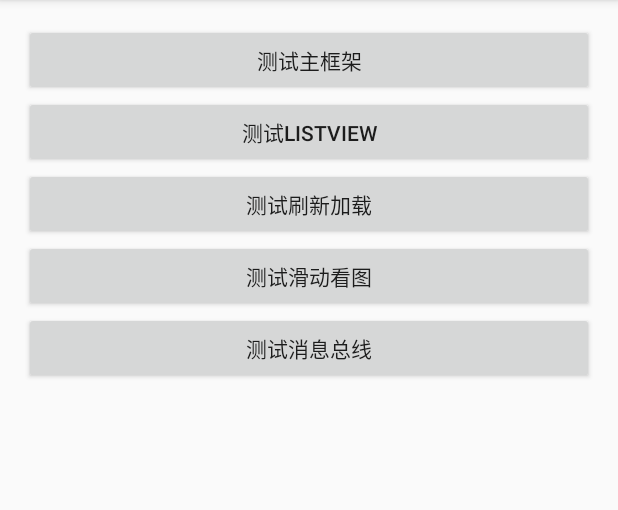
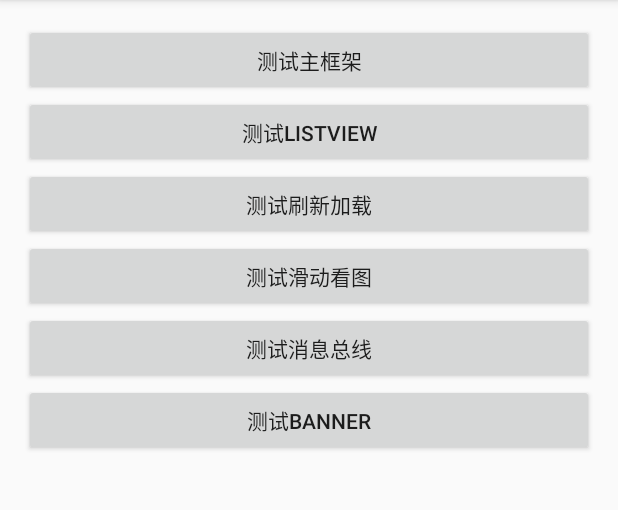
Before and after one commit to da-dadadada/AndroidBase, an Android app: the screen it shows after launch (TestActivity), on a phone screen of 412 x 824 dp, the part 84-594 px from its top. Run offline under Robolectric (Android 15) with nearby library versions, the phone set to English and light mode, and no system bars.

Commit message:
添加一个简单的banner TODO分离图片库

```diff
--- a/app/src/main/java/com/lht/androidbase/TestActivity.java
+++ b/app/src/main/java/com/lht/androidbase/TestActivity.java
@@ -4,7 +4,6 @@ import android.app.Activity;
 import android.content.Intent;
 import android.support.v7.app.AppCompatActivity;
 import android.os.Bundle;
-import android.util.Log;
 import android.view.View;
 import android.view.ViewGroup;
 import android.widget.LinearLayout;
@@ -13,6 +12,7 @@ import com.lht.androidbase.activity.ExampleListActivity;
 import com.lht.androidbase.activity.asyncprotected.MainActivity;
 import com.lht.androidbase.test.TestBusActivity;
 import com.lht.androidbase.test.TestPtrListActivity;
+import com.lht.androidbase.test.testbanner.TestBannerActivity;
 
 public class TestActivity extends AppCompatActivity implements View.OnClickListener {
 
@@ -55,6 +55,10 @@ public class TestActivity extends AppCompatActivity implements View.OnClickListe
                 break;
             case R.id.test_ptr:
                 start(TestPtrListActivity.class);
+                break;
+            case R.id.test_banner:
+                start(TestBannerActivity.class);
+                break;
             default:
                 break;
         }
--- a/app/src/main/res/layout/activity_test.xml
+++ b/app/src/main/res/layout/activity_test.xml
@@ -7,7 +7,7 @@
     android:paddingLeft="@dimen/activity_horizontal_margin"
     android:paddingRight="@dimen/activity_horizontal_margin"
     android:paddingTop="@dimen/activity_vertical_margin"
-    tools:context="com.lht.androidbase.TestActivity">
+    tools:context=".TestActivity">
 
     <ScrollView
         android:layout_width="match_parent"
@@ -49,6 +49,12 @@
                 android:layout_height="wrap_content"
                 android:text="测试消息总线" />
 
+            <Button
+                android:id="@+id/test_banner"
+                android:layout_width="match_parent"
+                android:layout_height="wrap_content"
+                android:text="测试banner" />
+
         </LinearLayout>
     </ScrollView>
 
--- a/customwidgetlib/build.gradle
+++ b/customwidgetlib/build.gradle
@@ -22,4 +22,5 @@ dependencies {
     compile fileTree(dir: 'libs', include: ['*.jar'])
     testCompile 'junit:junit:4.12'
     compile 'com.android.support:appcompat-v7:23.1.1'
+    compile 'com.github.bumptech.glide:glide:3.6.1'
 }
--- a/customwidgetlib/src/main/AndroidManifest.xml
+++ b/customwidgetlib/src/main/AndroidManifest.xml
@@ -1,5 +1,8 @@
 <manifest xmlns:android="http://schemas.android.com/apk/res/android"
     package="com.lht.customwidgetlib">
+
+    <uses-permission android:name="android.permission.INTERNET" />
+    <uses-permission-sdk-23 android:name="android.permission.INTERNET"/>
 
     <application
         android:allowBackup="true"
```
Also changed, not shown: app/src/main/AndroidManifest.xml (+28 -26 lines).
